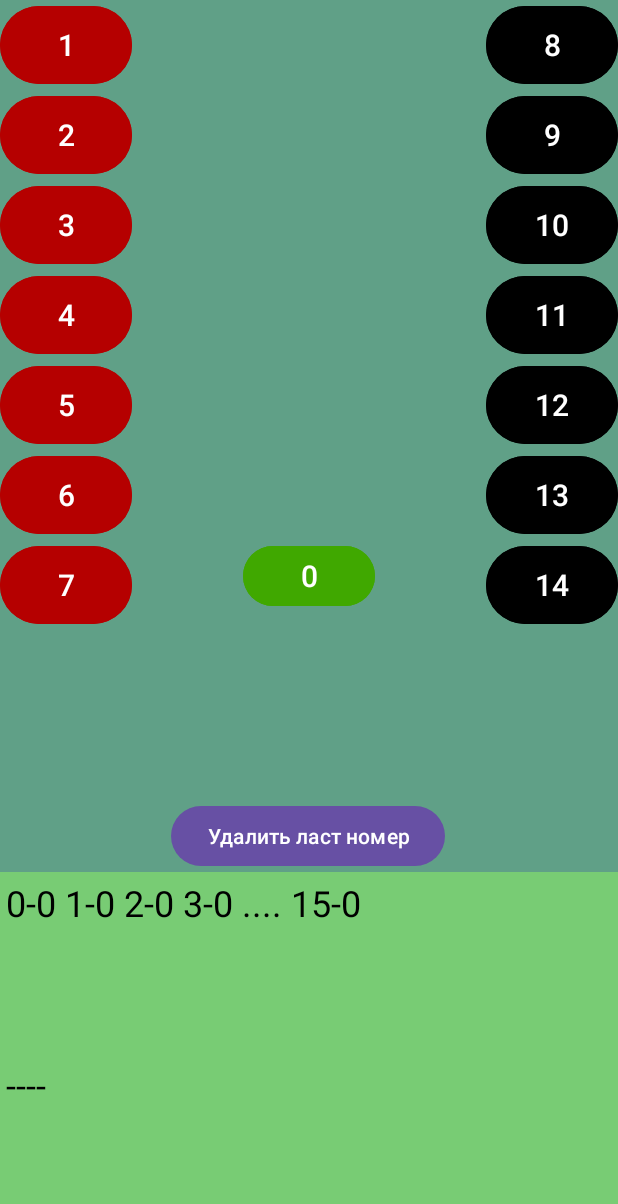
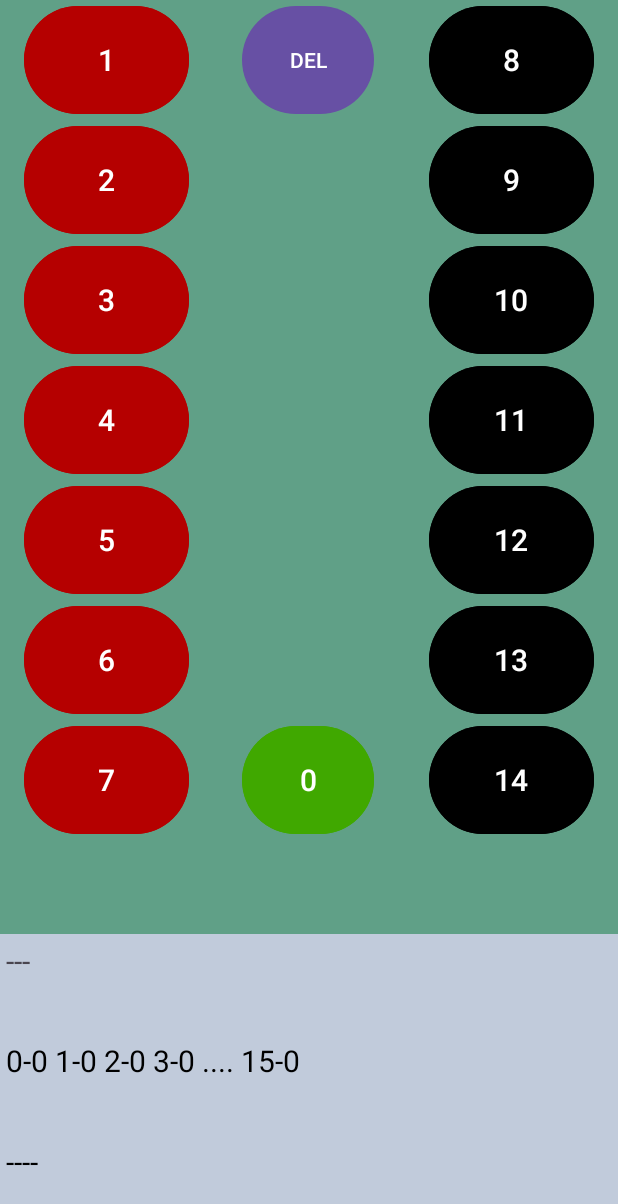
Before and after one commit to EgorKovalevich03/NumberRandom, an Android app: the layout activity_main.xml on its own in the app's theme, with its tools: preview values and no code run, on a phone screen of 412 x 824 dp. Shown: the top 1204 px of the screen. Run offline under Robolectric (Android 15) with nearby library versions, the phone set to English and light mode, and no system bars.

Commit message:
update prt 3 logic + ui

```diff
--- a/app/src/main/java/com/example/numberrandom/MainActivity.kt
+++ b/app/src/main/java/com/example/numberrandom/MainActivity.kt
@@ -10,6 +10,7 @@ class MainActivity : AppCompatActivity() {
 
     var spisok:MutableList<Int> = mutableListOf()
     var spisok2 = arrayListOf(0,0,0,0,0,0,0,0,0,0,0,0,0,0,0)
+    var spisok3 = arrayListOf(0,0,0)
 
     override fun onCreate(savedInstanceState: Bundle?) {
         super.onCreate(savedInstanceState)
@@ -38,6 +39,8 @@ class MainActivity : AppCompatActivity() {
         binding.btnDelete.setOnClickListener{
             val e = spisok.size -1
             spisok.removeAt(e)
+            val qqq = howLongDidNumNotAppear(spisok.reversed())
+            binding.textAboutLastNumber.text = qqq.toString()
         }
 
     }
@@ -48,6 +51,14 @@ class MainActivity : AppCompatActivity() {
 
         val qqq = howLongDidNumNotAppear(spisok.reversed())
         binding.textAboutLastNumber.text = qqq.toString()
+
+        var temp = spisok3[0]
+        var temp2 = spisok3[1]
+        spisok3[0] = a
+        spisok3[1] = temp
+        spisok3[2] = temp2
+
+        binding.lastNumberInput.text = spisok3.toString()
 
         binding.lastNumb.text = spisok2.toString()
     }
--- a/app/src/main/res/layout/activity_main.xml
+++ b/app/src/main/res/layout/activity_main.xml
@@ -14,9 +14,10 @@
         android:background="#AE18784F">
 
         <Button
+            android:layout_marginLeft="16dp"
             android:id="@+id/button1"
-            android:layout_width="wrap_content"
-            android:layout_height="60dp"
+            android:layout_width="110dp"
+            android:layout_height="80dp"
             android:backgroundTint="@color/red"
             android:clickable="true"
             android:text="1"
@@ -26,9 +27,10 @@
 
 
         <Button
+            android:layout_marginLeft="16dp"
             android:id="@+id/button2"
-            android:layout_width="wrap_content"
-            android:layout_height="60dp"
+            android:layout_width="110dp"
+            android:layout_height="80dp"
             android:backgroundTint="@color/red"
             android:text="2"
             android:textSize="20sp"
@@ -37,9 +39,10 @@
 
 
         <Button
+            android:layout_marginLeft="16dp"
             android:id="@+id/button3"
-            android:layout_width="wrap_content"
-            android:layout_height="60dp"
+            android:layout_width="110dp"
+            android:layout_height="80dp"
             android:backgroundTint="@color/red"
             android:text="3"
             android:textSize="20sp"
@@ -48,9 +51,10 @@
 
 
         <Button
+            android:layout_marginLeft="16dp"
             android:id="@+id/button4"
-            android:layout_width="wrap_content"
-            android:layout_height="60dp"
+            android:layout_width="110dp"
+            android:layout_height="80dp"
             android:backgroundTint="@color/red"
             android:text="4"
             android:textSize="20sp"
@@ -59,9 +63,10 @@
 
 
         <Button
+            android:layout_marginLeft="16dp"
             android:id="@+id/button5"
-            android:layout_width="wrap_content"
-            android:layout_height="60dp"
+            android:layout_width="110dp"
+            android:layout_height="80dp"
             android:backgroundTint="@color/red"
             android:text="5"
             android:textSize="20sp"
@@ -70,9 +75,10 @@
 
 
         <Button
+            android:layout_marginLeft="16dp"
             android:id="@+id/button6"
-            android:layout_width="wrap_content"
-            android:layout_height="60dp"
+            android:layout_width="110dp"
+            android:layout_height="80dp"
             android:backgroundTint="@color/red"
             android:text="6"
             android:textSize="20sp"
@@ -82,19 +88,21 @@
 
         <Button
             android:id="@+id/button7"
-            android:layout_width="wrap_content"
-            android:layout_height="60dp"
+            android:layout_width="110dp"
+            android:layout_height="80dp"
             android:backgroundTint="@color/red"
             android:text="7"
+            android:layout_marginLeft="16dp"
             android:textSize="20sp"
             app:layout_constraintStart_toStartOf="parent"
             app:layout_constraintTop_toBottomOf="@+id/button6" />
 
 
         <Button
+            android:layout_marginRight="16dp"
             android:id="@+id/button8"
-            android:layout_width="wrap_content"
-            android:layout_height="60dp"
+            android:layout_width="110dp"
+            android:layout_height="80dp"
             android:backgroundTint="@color/black"
             android:text="8"
             android:textSize="20sp"
@@ -102,9 +110,10 @@
             app:layout_constraintTop_toTopOf="parent" />
 
         <Button
+            android:layout_marginRight="16dp"
             android:id="@+id/button9"
-            android:layout_width="wrap_content"
-            android:layout_height="60dp"
+            android:layout_width="110dp"
+            android:layout_height="80dp"
             android:backgroundTint="@color/black"
             android:text="9"
             android:textSize="20sp"
@@ -112,9 +121,10 @@
             app:layout_constraintTop_toBottomOf="@+id/button8" />
 
         <Button
+            android:layout_marginRight="16dp"
             android:id="@+id/button10"
-            android:layout_width="wrap_content"
-            android:layout_height="60dp"
+            android:layout_width="110dp"
+            android:layout_height="80dp"
             android:backgroundTint="@color/black"
             android:text="10"
             android:textSize="20sp"
@@ -122,9 +132,10 @@
             app:layout_constraintTop_toBottomOf="@+id/button9" />
 
         <Button
+            android:layout_marginRight="16dp"
             android:id="@+id/button11"
-            android:layout_width="wrap_content"
-            android:layout_height="60dp"
+            android:layout_width="110dp"
+            android:layout_height="80dp"
             android:backgroundTint="@color/black"
             android:text="11"
             android:textSize="20sp"
@@ -132,9 +143,10 @@
             app:layout_constraintTop_toBottomOf="@+id/button10" />
 
         <Button
+            android:layout_marginRight="16dp"
             android:id="@+id/button12"
-            android:layout_width="wrap_content"
-            android:layout_height="60dp"
+            android:layout_width="110dp"
+            android:layout_height="80dp"
             android:backgroundTint="@color/black"
             android:text="12"
             android:textSize="20sp"
@@ -142,9 +154,10 @@
             app:layout_constraintTop_toBottomOf="@+id/button11" />
 
         <Button
+            android:layout_marginRight="16dp"
             android:id="@+id/button13"
-            android:layout_width="wrap_content"
-            android:layout_height="60dp"
+            android:layout_width="110dp"
+            android:layout_height="80dp"
             android:backgroundTint="@color/black"
             android:text="13"
             android:textSize="20sp"
@@ -152,9 +165,10 @@
             app:layout_constraintTop_toBottomOf="@+id/button12" />
 
         <Button
+            android:layout_marginRight="16dp"
             android:id="@+id/button14"
-            android:layout_width="wrap_content"
-            android:layout_height="60dp"
+            android:layout_width="110dp"
+            android:layout_height="80dp"
             android:backgroundTint="@color/black"
             android:text="14"
             android:textSize="20sp"
@@ -165,32 +179,44 @@
         <Button
             android:id="@+id/button0"
             android:layout_width="wrap_content"
-            android:layout_height="wrap_content"
+            android:layout_height="80dp"
             android:backgroundTint="@color/green"
             android:text="0"
             android:textSize="20sp"
             app:layout_constraintEnd_toEndOf="parent"
+            app:layout_constraintHorizontal_bias="0.498"
             app:layout_constraintStart_toStartOf="parent"
             app:layout_constraintTop_toBottomOf="@+id/button13" />
-
 
         <Button
             android:id="@+id/btnDelete"
             android:layout_width="wrap_content"
-            android:layout_height="wrap_content"
-            android:text="Удалить ласт номер"
-            app:layout_constraintBottom_toBottomOf="parent"
+            android:layout_height="80dp"
+            android:text="DEL"
             app:layout_constraintEnd_toEndOf="parent"
             app:layout_constraintHorizontal_bias="0.497"
-            app:layout_constraintStart_toStartOf="parent" />
+            app:layout_constraintStart_toStartOf="parent"
+            app:layout_constraintTop_toTopOf="parent" />
+
+
     </androidx.constraintlayout.widget.ConstraintLayout>
 
     <LinearLayout
         android:layout_width="match_parent"
         android:layout_height="wrap_content"
-        android:layout_weight="2"
-        android:background="#78CC74"
+        android:layout_weight="3"
+        android:background="#4D326588"
         android:orientation="vertical">
+
+        <TextView
+            android:layout_width="match_parent"
+            android:layout_height="wrap_content"
+            android:id="@+id/lastNumberInput"
+            android:text="---"
+            android:textSize="20sp"
+            android:layout_margin="4dp"
+            android:layout_weight="5"
+            />
 
         <TextView
             android:id="@+id/textAboutLastNumber"
@@ -200,7 +226,7 @@
             android:layout_weight="5"
             android:text="0-0 1-0 2-0 3-0 .... 15-0"
             android:textColor="@color/black"
-            android:textSize="24sp" />
+            android:textSize="20sp" />
 
         <TextView
             android:id="@+id/lastNumb"
@@ -210,6 +236,7 @@
             android:layout_weight="5"
             android:text="----"
             android:textColor="@color/black"
-            android:textSize="24sp" />
+            android:textSize="20sp" />
+
     </LinearLayout>
 </LinearLayout>
```
